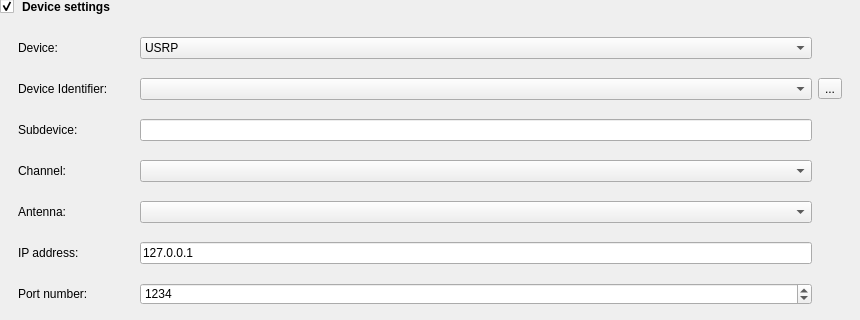
Old version of the form data/ui/send_recv_device_settings.ui in the repository jopohl/urh; both pictures show x 0 to 860 and y 0 to 320 of the 860 by 754 pixel window.
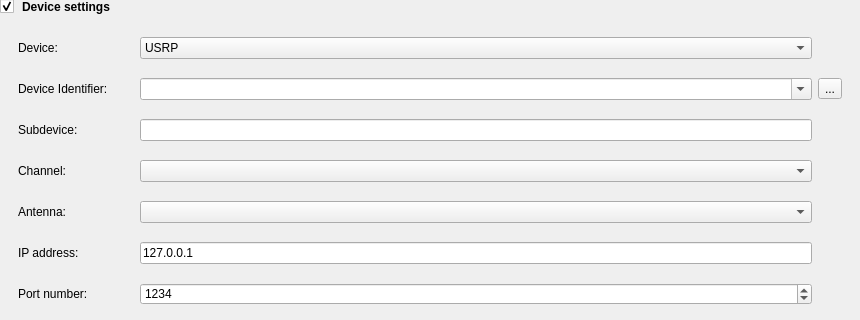
New version of the form. Icons and pictures are not drawn. Custom widgets are drawn as their Qt base class.

Commit message: make combobox for device selection editable

Diff of the .ui file:
```diff
--- a/data/ui/send_recv_device_settings.ui
+++ b/data/ui/send_recv_device_settings.ui
@@ -179,7 +179,7 @@
          <item row="1" column="1">
           <widget class="QComboBox" name="comboBoxDeviceIdentifier">
            <property name="editable">
-            <bool>false</bool>
+            <bool>true</bool>
            </property>
            <property name="insertPolicy">
             <enum>QComboBox::NoInsert</enum>
```
The commit also changes 3 other files.
